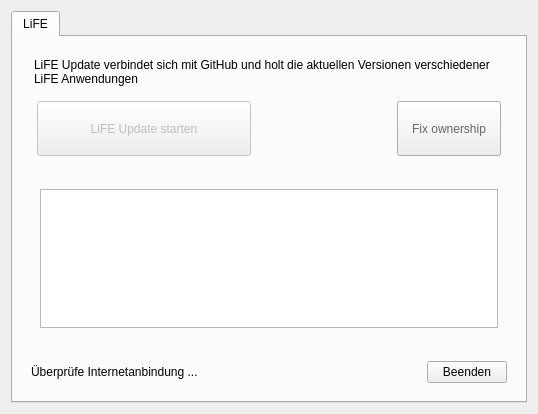
Qt form main.ui (valueerrorx/life-update) before a commit.
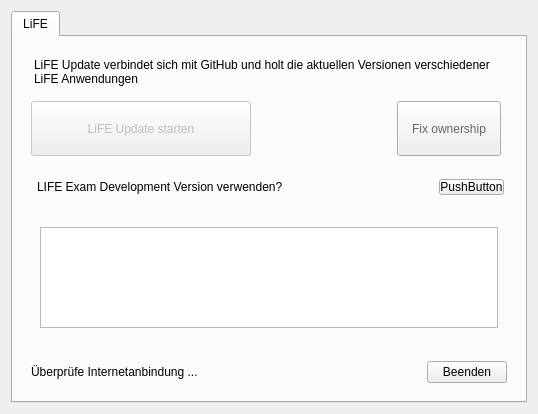
The same form after that commit.

Commit message: DEV Switch

Patch:
```diff
--- a/main.ui
+++ b/main.ui
@@ -96,7 +96,7 @@
              </size>
             </property>
             <property name="styleSheet">
-             <string notr="true">margin-left:6px;</string>
+             <string notr="true"># use signals and slots to talk between the UI dialog and the python thread otherwise it will throw warnings all over the place</string>
             </property>
             <property name="text">
              <string>LiFE Update starten</string>
@@ -138,6 +138,55 @@
          </layout>
         </widget>
        </item>
+       <item>
+        <layout class="QHBoxLayout" name="devLayout">
+         <property name="leftMargin">
+          <number>6</number>
+         </property>
+         <property name="topMargin">
+          <number>6</number>
+         </property>
+         <property name="rightMargin">
+          <number>6</number>
+         </property>
+         <property name="bottomMargin">
+          <number>6</number>
+         </property>
+         <item>
+          <widget class="QLabel" name="label">
+           <property name="styleSheet">
+            <string notr="true">margin-left: 6px;</string>
+           </property>
+           <property name="text">
+            <string>LIFE Exam Development Version verwenden?</string>
+           </property>
+          </widget>
+         </item>
+         <item>
+          <spacer name="horizontalSpacer_2">
+           <property name="orientation">
+            <enum>Qt::Horizontal</enum>
+           </property>
+           <property name="sizeHint" stdset="0">
+            <size>
+             <width>40</width>
+             <height>20</height>
+            </size>
+           </property>
+          </spacer>
+         </item>
+         <item>
+          <widget class="QPushButton" name="dummySwitch">
+           <property name="styleSheet">
+            <string notr="true">margin-right: 6px</string>
+           </property>
+           <property name="text">
+            <string>PushButton</string>
+           </property>
+          </widget>
+         </item>
+        </layout>
+       </item>
        <item>
         <widget class="QWidget" name="widget_7" native="true">
          <layout class="QHBoxLayout" name="horizontalLayout_2">
```
The commit also changes 5 other files.
